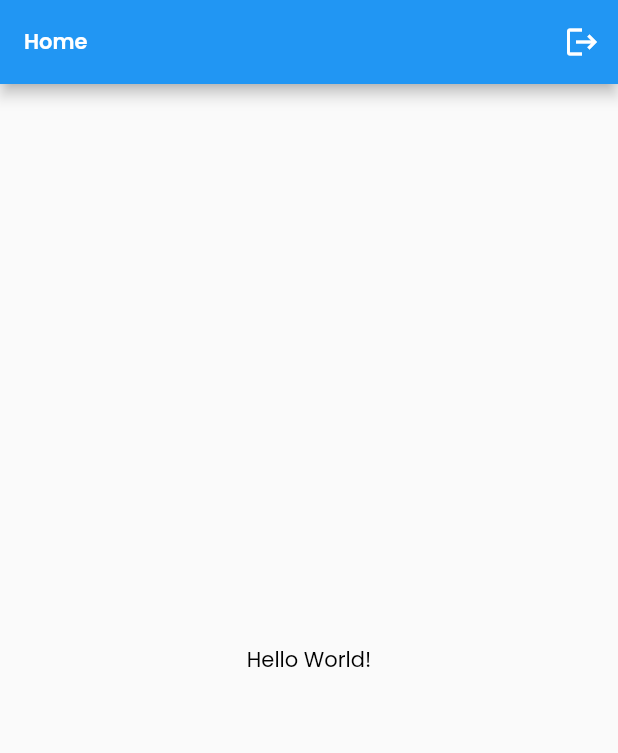
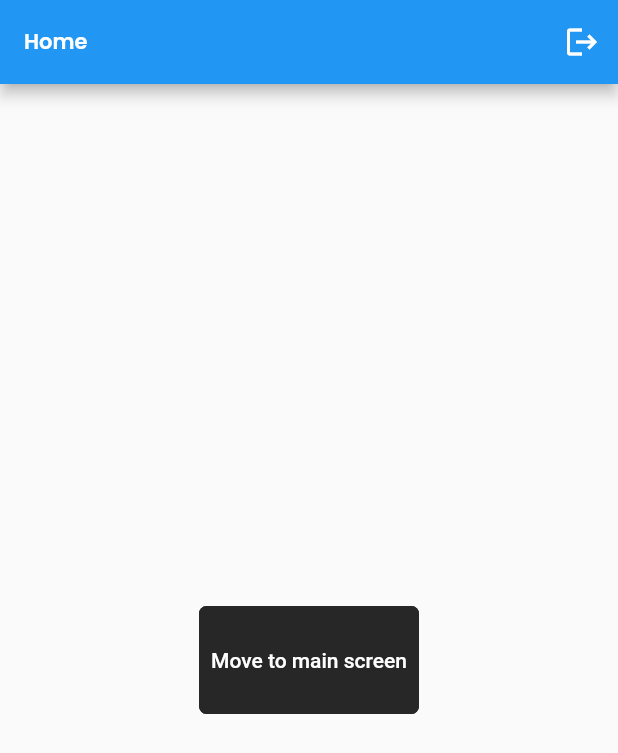
Before and after one commit to NishivSingh/chat-app, a Flutter app: the screen it shows once a user with an empty profile is signed in, on a phone screen of 412 x 824 dp. Shown: the top 753 px of the screen. Run offline on Flutter 3.47's test engine with Material 2 defaults, Android fonts, the phone set to English and light mode, and no system bars; our stand-ins replace firebase_auth, firebase_core, flutter_otp_text_field, google_fonts; accounts and stored records are empty.

```diff
--- a/lib/src/screens/profile/home_screen.dart
+++ b/lib/src/screens/profile/home_screen.dart
@@ -1,6 +1,7 @@
 import 'dart:async';
 
 import 'package:chat_app/src/screens/auth/auth.dart';
+import 'package:chat_app/src/screens/profile/chat.dart';
 import 'package:flutter/material.dart';
 import 'package:chat_app/src/screens/auth/widget_tree.dart';
 
@@ -44,7 +45,16 @@ class HomeScreen extends StatelessWidget {
       ),
       body: Container(
         alignment: Alignment.center,
-        child: const Text("Hello World!"),
+        child: ElevatedButton(
+          onPressed: () {
+            Navigator.push(context,
+                MaterialPageRoute(builder: (context) => const ChatPage()));
+          },
+          child: const Padding(
+            padding: EdgeInsets.all(8.0),
+            child: Text("Move to main screen"),
+          ),
+        ),
       ),
     );
   }
```
Also changed, not shown: lib/src/screens/profile/chat.dart (added, +20 -0 lines).
